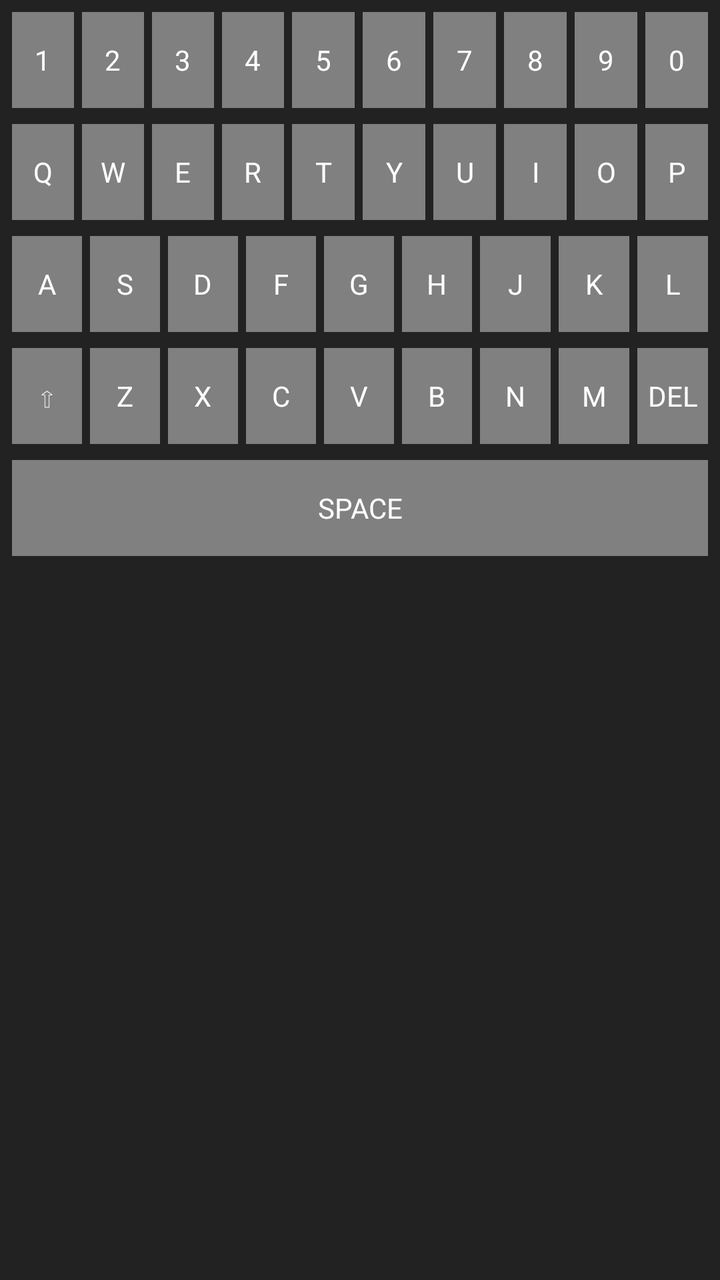
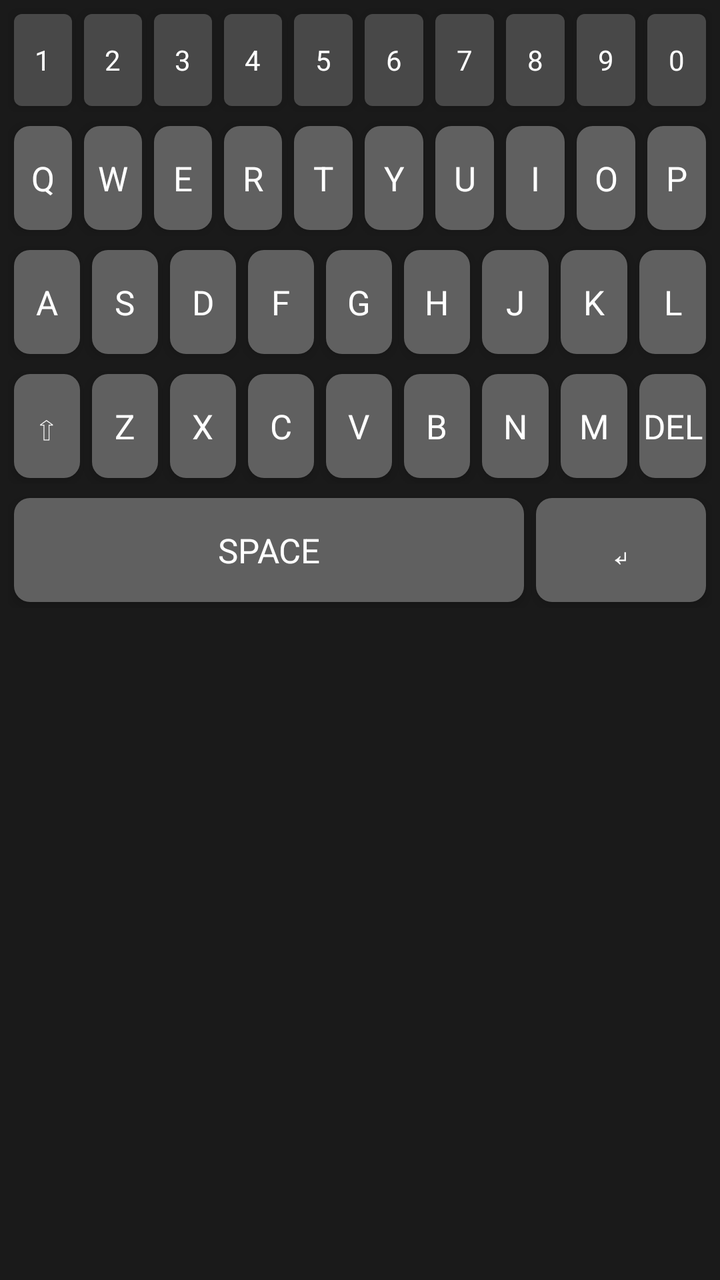

Compare the two renders of this Android layout. The source of the first and the diff that turns it into the second are given below.
<!-- AndroidManifest.xml: application theme Theme.FlashKey -->
<!-- res/layout/keyboard_view.xml -->
<?xml version="1.0" encoding="utf-8"?>
<LinearLayout xmlns:android="http://schemas.android.com/apk/res/android"
    android:orientation="vertical"
    android:layout_width="match_parent"
    android:layout_height="wrap_content"
    android:background="#222222"
    android:padding="4dp">

    
    <LinearLayout
        android:orientation="horizontal"
        android:layout_width="match_parent"
        android:layout_height="wrap_content"
        android:layout_marginBottom="4dp">
        <TextView android:id="@+id/key1" style="@style/KeyStyle" android:text="1"/>
        <TextView android:id="@+id/key2" style="@style/KeyStyle" android:text="2"/>
        <TextView android:id="@+id/key3" style="@style/KeyStyle" android:text="3"/>
        <TextView android:id="@+id/key4" style="@style/KeyStyle" android:text="4"/>
        <TextView android:id="@+id/key5" style="@style/KeyStyle" android:text="5"/>
        <TextView android:id="@+id/key6" style="@style/KeyStyle" android:text="6"/>
        <TextView android:id="@+id/key7" style="@style/KeyStyle" android:text="7"/>
        <TextView android:id="@+id/key8" style="@style/KeyStyle" android:text="8"/>
        <TextView android:id="@+id/key9" style="@style/KeyStyle" android:text="9"/>
        <TextView android:id="@+id/key0" style="@style/KeyStyle" android:text="0"/>
    </LinearLayout>

    
    <LinearLayout
        android:orientation="horizontal"
        android:layout_width="match_parent"
        android:layout_height="wrap_content"
        android:layout_marginBottom="4dp">
        <TextView android:id="@+id/keyQ" style="@style/KeyStyle" android:text="Q"/>
        <TextView android:id="@+id/keyW" style="@style/KeyStyle" android:text="W"/>
        <TextView android:id="@+id/keyE" style="@style/KeyStyle" android:text="E"/>
        <TextView android:id="@+id/keyR" style="@style/KeyStyle" android:text="R"/>
        <TextView android:id="@+id/keyT" style="@style/KeyStyle" android:text="T"/>
        <TextView android:id="@+id/keyY" style="@style/KeyStyle" android:text="Y"/>
        <TextView android:id="@+id/keyU" style="@style/KeyStyle" android:text="U"/>
        <TextView android:id="@+id/keyI" style="@style/KeyStyle" android:text="I"/>
        <TextView android:id="@+id/keyO" style="@style/KeyStyle" android:text="O"/>
        <TextView android:id="@+id/keyP" style="@style/KeyStyle" android:text="P"/>
    </LinearLayout>

    
    <LinearLayout
        android:orientation="horizontal"
        android:layout_width="match_parent"
        android:layout_height="wrap_content"
        android:layout_marginBottom="4dp">
        <TextView android:id="@+id/keyA" style="@style/KeyStyle" android:text="A"/>
        <TextView android:id="@+id/keyS" style="@style/KeyStyle" android:text="S"/>
        <TextView android:id="@+id/keyD" style="@style/KeyStyle" android:text="D"/>
        <TextView android:id="@+id/keyF" style="@style/KeyStyle" android:text="F"/>
        <TextView android:id="@+id/keyG" style="@style/KeyStyle" android:text="G"/>
        <TextView android:id="@+id/keyH" style="@style/KeyStyle" android:text="H"/>
        <TextView android:id="@+id/keyJ" style="@style/KeyStyle" android:text="J"/>
        <TextView android:id="@+id/keyK" style="@style/KeyStyle" android:text="K"/>
        <TextView android:id="@+id/keyL" style="@style/KeyStyle" android:text="L"/>
    </LinearLayout>

    
    <LinearLayout
        android:orientation="horizontal"
        android:layout_width="match_parent"
        android:layout_height="wrap_content"
        android:layout_marginBottom="4dp">
        <TextView android:id="@+id/keyShift" style="@style/KeyStyle" android:text="⇧"/>
        <TextView android:id="@+id/keyZ" style="@style/KeyStyle" android:text="Z"/>
        <TextView android:id="@+id/keyX" style="@style/KeyStyle" android:text="X"/>
        <TextView android:id="@+id/keyC" style="@style/KeyStyle" android:text="C"/>
        <TextView android:id="@+id/keyV" style="@style/KeyStyle" android:text="V"/>
        <TextView android:id="@+id/keyB" style="@style/KeyStyle" android:text="B"/>
        <TextView android:id="@+id/keyN" style="@style/KeyStyle" android:text="N"/>
        <TextView android:id="@+id/keyM" style="@style/KeyStyle" android:text="M"/>
        <TextView android:id="@+id/keyDel" style="@style/KeyStyle" android:text="DEL"/>
    </LinearLayout>

    
    <LinearLayout
        android:orientation="horizontal"
        android:layout_width="match_parent"
        android:layout_height="wrap_content">
        <TextView android:id="@+id/keySpace" style="@style/KeyStyle" android:text="SPACE"/>
    </LinearLayout>

</LinearLayout>
<!-- resources referenced by this layout -->
<resources>
  <style name="KeyStyle">
          <item name="android:layout_width">0dp</item>
          <item name="android:layout_weight">1</item>
          <item name="android:layout_height">48dp</item>
          <item name="android:gravity">center</item>
          <item name="android:textColor">#FFFFFF</item>
          <item name="android:textSize">14sp</item>
          <item name="android:background">#808080</item>
          <item name="android:layout_margin">2dp</item>
      </style>
  <style name="Theme.FlashKey" parent="Base.Theme.FlashKey" />
  <style name="Base.Theme.FlashKey" parent="Theme.Material3.DayNight.NoActionBar">
          
          
      </style>
</resources>

<!-- the commit's change to res/layout/keyboard_view.xml (unified diff, before → after) -->
@@ -3,7 +3,7 @@
     android:orientation="vertical"
     android:layout_width="match_parent"
     android:layout_height="wrap_content"
-    android:background="#222222"
+    android:background="#1a1a1a"
     android:padding="4dp">
 
     
@@ -12,16 +12,16 @@
         android:layout_width="match_parent"
         android:layout_height="wrap_content"
         android:layout_marginBottom="4dp">
-        <TextView android:id="@+id/key1" style="@style/KeyStyle" android:text="1"/>
-        <TextView android:id="@+id/key2" style="@style/KeyStyle" android:text="2"/>
-        <TextView android:id="@+id/key3" style="@style/KeyStyle" android:text="3"/>
-        <TextView android:id="@+id/key4" style="@style/KeyStyle" android:text="4"/>
-        <TextView android:id="@+id/key5" style="@style/KeyStyle" android:text="5"/>
-        <TextView android:id="@+id/key6" style="@style/KeyStyle" android:text="6"/>
-        <TextView android:id="@+id/key7" style="@style/KeyStyle" android:text="7"/>
-        <TextView android:id="@+id/key8" style="@style/KeyStyle" android:text="8"/>
-        <TextView android:id="@+id/key9" style="@style/KeyStyle" android:text="9"/>
-        <TextView android:id="@+id/key0" style="@style/KeyStyle" android:text="0"/>
+        <TextView android:id="@+id/key1" style="@style/NumberKeyStyle" android:text="1"/>
+        <TextView android:id="@+id/key2" style="@style/NumberKeyStyle" android:text="2"/>
+        <TextView android:id="@+id/key3" style="@style/NumberKeyStyle" android:text="3"/>
+        <TextView android:id="@+id/key4" style="@style/NumberKeyStyle" android:text="4"/>
+        <TextView android:id="@+id/key5" style="@style/NumberKeyStyle" android:text="5"/>
+        <TextView android:id="@+id/key6" style="@style/NumberKeyStyle" android:text="6"/>
+        <TextView android:id="@+id/key7" style="@style/NumberKeyStyle" android:text="7"/>
+        <TextView android:id="@+id/key8" style="@style/NumberKeyStyle" android:text="8"/>
+        <TextView android:id="@+id/key9" style="@style/NumberKeyStyle" android:text="9"/>
+        <TextView android:id="@+id/key0" style="@style/NumberKeyStyle" android:text="0"/>
     </LinearLayout>
 
     
@@ -81,7 +81,17 @@
         android:orientation="horizontal"
         android:layout_width="match_parent"
         android:layout_height="wrap_content">
-        <TextView android:id="@+id/keySpace" style="@style/KeyStyle" android:text="SPACE"/>
+
+        <TextView android:id="@+id/keySpace"
+            style="@style/KeyStyle"
+            android:layout_weight="3"
+            android:text="SPACE"/>
+
+        <TextView android:id="@+id/keyEnter"
+            style="@style/KeyStyle"
+            android:layout_weight="1"
+            android:text="↵"/>
+
     </LinearLayout>
 
 </LinearLayout>
<!-- resource entries referenced after the edit -->
@@ -3,14 +3,40 @@
   <style name="KeyStyle">
           <item name="android:layout_width">0dp</item>
           <item name="android:layout_weight">1</item>
-          <item name="android:layout_height">48dp</item>
+          <item name="android:layout_height">52dp</item>
+          <item name="android:gravity">center</item>
+          <item name="android:textColor">#FFFFFF</item>
+          <item name="android:textSize">17sp</item>
+          <item name="android:background">@drawable/key_background</item>
+          <item name="android:layout_margin">3dp</item>
+          <item name="android:elevation">4dp</item>
+      </style>
+  <style name="NumberKeyStyle">
+          <item name="android:layout_width">0dp</item>
+          <item name="android:layout_weight">1</item>
+          <item name="android:layout_height">46dp</item>
           <item name="android:gravity">center</item>
           <item name="android:textColor">#FFFFFF</item>
           <item name="android:textSize">14sp</item>
-          <item name="android:background">#808080</item>
-          <item name="android:layout_margin">2dp</item>
+          <item name="android:background">@drawable/key_background_number</item>
+          <item name="android:layout_margin">3dp</item>
+          <item name="android:elevation">4dp</item>
       </style>
   <style name="Theme.FlashKey" parent="Base.Theme.FlashKey" />
+  <!-- drawable key_background (drawable) -->
+  <?xml version="1.0" encoding="utf-8"?>
+  <shape xmlns:android="http://schemas.android.com/apk/res/android"
+      android:shape="rectangle">
+      <solid android:color="#606060"/>
+      <corners android:radius="8dp"/>
+  </shape>
+  <!-- drawable key_background_number (drawable) -->
+  <?xml version="1.0" encoding="utf-8"?>
+  <shape xmlns:android="http://schemas.android.com/apk/res/android"
+      android:shape="rectangle">
+      <solid android:color="#484848"/>
+      <corners android:radius="4dp"/>
+  </shape>
   <style name="Base.Theme.FlashKey" parent="Theme.Material3.DayNight.NoActionBar">
           
           
